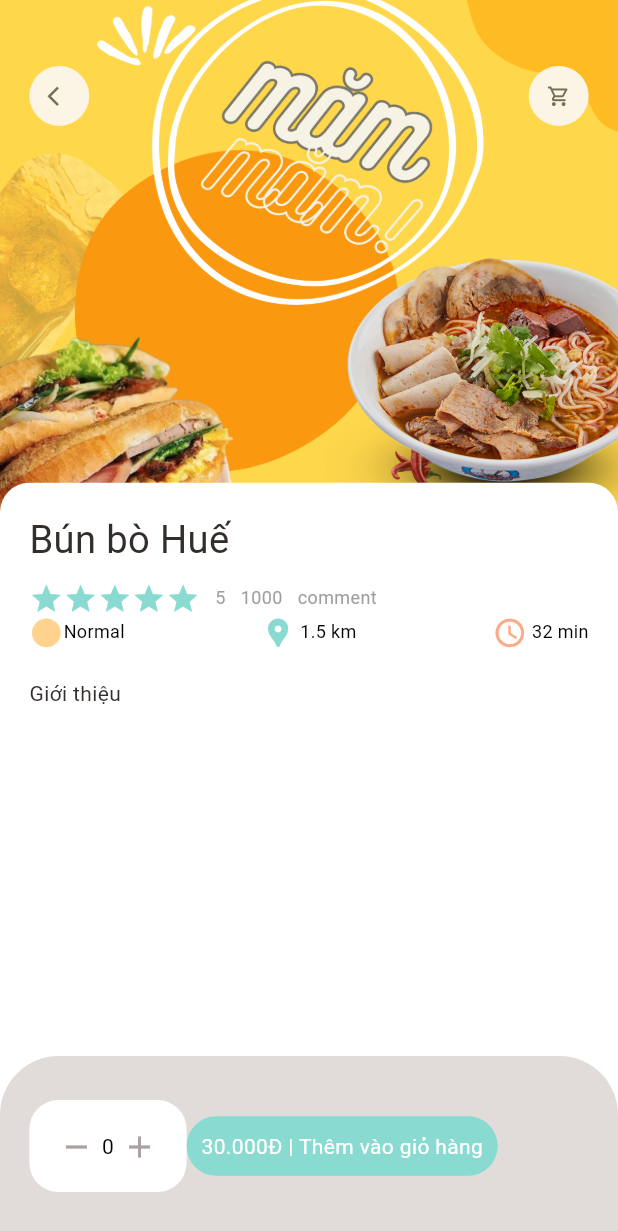
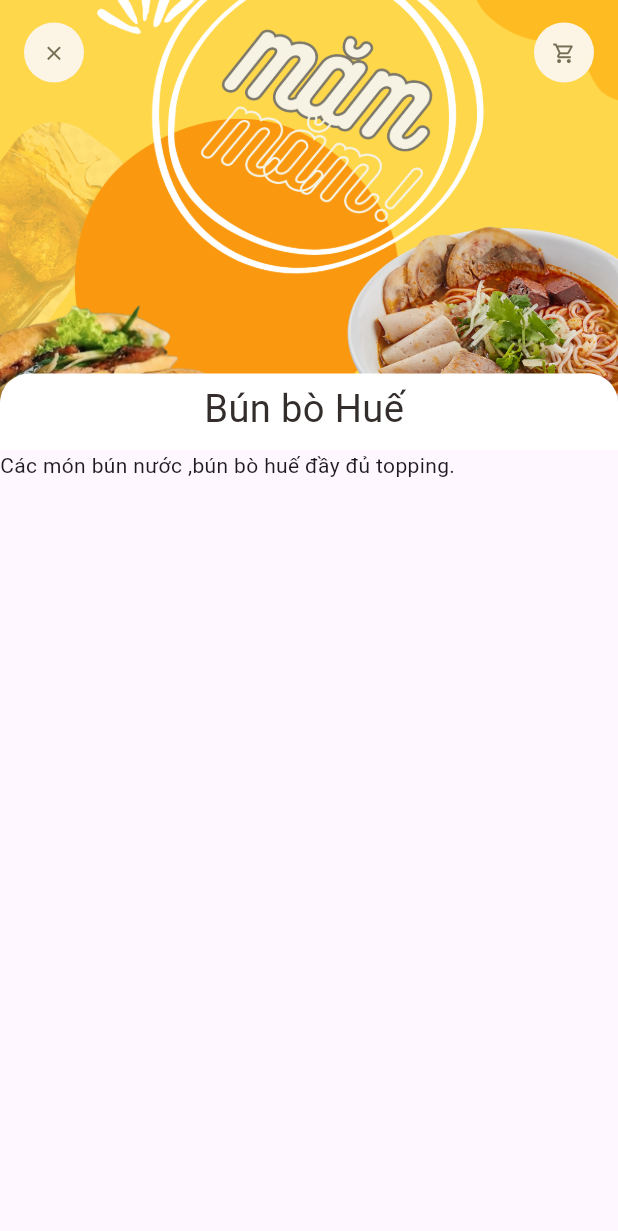
Before and after one commit to NamVan091023/E-commerce, a Flutter app: the screen it shows after launch, on a phone screen of 412 x 824 dp. Shown: the top 1231 px of the screen. Run offline on Flutter 3.47's test engine with Material 3 defaults, Android fonts, the phone set to English and light mode, and no system bars; our stand-ins replace dots_indicator, get.

Commit message:
upadate sr1

```diff
--- a/lib/Pages/Hompagefood/foodhomebody.dart
+++ b/lib/Pages/Hompagefood/foodhomebody.dart
@@ -136,7 +136,7 @@ class _FoodHomebodyState extends State<FoodHomebody> {
                             children: [
                               BigText(text: "Gà rán - Cổ Nhuế"),
                               SizedBox(height: Dimensions.height10),
-                              SmallText(text: "Với nhiều đồ ăn vặt hơn"),
+                              SmallText(text: " nhiều đồ ăn vặt hơn"),
                               SizedBox(height: Dimensions.height10),
                               Row(
                                 mainAxisAlignment:
--- a/lib/Pages/food/popurlar_food_detal.dart
+++ b/lib/Pages/food/popurlar_food_detal.dart
@@ -1,6 +1,9 @@
+
+
 import 'package:dalyveryfood/utils/dimension.dart';
 import 'package:dalyveryfood/widgets/app_column.dart';
 import 'package:dalyveryfood/widgets/app_icon.dart';
+import 'package:dalyveryfood/widgets/example_text_widget.dart';
 import 'package:flutter/cupertino.dart';
 import 'package:flutter/material.dart';
 
@@ -18,6 +21,7 @@ class PopularFooddetal extends StatelessWidget {
       backgroundColor: Colors.white,
       body: Stack(
         children: [
+          // background image
           Positioned(
             left: 0,
             right: 0,
@@ -30,6 +34,7 @@ class PopularFooddetal extends StatelessWidget {
                       image: AssetImage("assets/images/foodsrr.png"))),
             ),
           ),
+          //icon widget
           Positioned(
               top: Dimensions.height45,
               left: 0, // Ensure full screen width
@@ -43,6 +48,7 @@ class PopularFooddetal extends StatelessWidget {
                       AppIcon(icon: Icons.shopping_cart_outlined),
                     ],
                   ))),
+          //introduction of food
           Positioned(
               left: 0,
               right: 0,
@@ -65,14 +71,20 @@ class PopularFooddetal extends StatelessWidget {
                     SizedBox(
                       height: Dimensions.height20,
                     ),
-                    BigText(text: "Giới thiệu ")
+                    BigText(text: "Giới thiệu "),
+                    SizedBox(
+                      height: Dimensions.height20,
+                    ),
+                    Expanded(child: SingleChildScrollView(child: ExampleText(text: "Các món bún nước ,bún bò huế đầy đủ topping. "))),
                   ],
                 ),
               )),
+          // Example food
+
         ],
       ),
       bottomNavigationBar: Container(
-        height: 120,
+        height: Dimensions.bottomHeighbar,
         padding: EdgeInsets.only(
             top: Dimensions.height30,
             bottom: Dimensions.height30,
@@ -84,6 +96,7 @@ class PopularFooddetal extends StatelessWidget {
                 topLeft: Radius.circular(Dimensions.radius20 * 2),
                 topRight: Radius.circular(Dimensions.radius20 * 2))),
         child: Row(
+          mainAxisAlignment: MainAxisAlignment.spaceBetween,
           children: [
             Container(
               padding: EdgeInsets.only(
--- /dev/null
+++ b/lib/Pages/food/recommend_food_deltal.dart
@@ -0,0 +1,62 @@
+import 'package:dalyveryfood/utils/colors.dart';
+import 'package:dalyveryfood/utils/dimension.dart';
+import 'package:dalyveryfood/widgets/app_icon.dart';
+import 'package:dalyveryfood/widgets/big_text.dart';
+import 'package:flutter/cupertino.dart';
+import 'package:flutter/material.dart';
+
+class RecommendFoodDetail extends StatelessWidget {
+  const RecommendFoodDetail({super.key});
+
+  @override
+  Widget build(BuildContext context) {
+    return Scaffold(
+      body: CustomScrollView(
+        slivers: [
+          SliverAppBar(
+            toolbarHeight: 70,
+            title: Row(
+              mainAxisAlignment: MainAxisAlignment.spaceBetween,
+              children: [
+                AppIcon(icon: Icons.clear),
+                AppIcon(icon: Icons.shopping_cart_outlined)
+              ],
+            ),
+            bottom: PreferredSize(
+              preferredSize: Size.fromHeight(20),
+              child: Container(
+
+
+                child: Center(
+                    child:
+                        BigText(size: Dimensions.font26, text: "Bún bò Huế ")),
+                width: double.maxFinite,
+                padding: EdgeInsets.only(top: 5, bottom: 10),
+                decoration: BoxDecoration(
+                    color: Colors.white,
+                  borderRadius: BorderRadius.only(
+                    topLeft: Radius.circular(Dimensions.radius20),
+                    topRight: Radius.circular(Dimensions.radius20),
+                  )
+                ),
+              ),
+            ),
+            pinned: true,
+            backgroundColor: AppColors.yewllowColor,
+            expandedHeight: 300,
+            flexibleSpace: FlexibleSpaceBar(
+              background: Image.asset(
+                "assets/images/foodsrr.png",
+                width: double.maxFinite,
+                fit: BoxFit.cover,
+              ),
+            ),
+          ),
+          SliverToBoxAdapter(
+            child: Text("Các món bún nước ,bún bò huế đầy đủ topping."),
+          )
+        ],
+      ),
+    );
+  }
+}
--- a/lib/main.dart
+++ b/lib/main.dart
@@ -1,4 +1,5 @@
 
+import 'package:dalyveryfood/Pages/food/recommend_food_deltal.dart';
 import 'package:flutter/material.dart';
 
 import 'package:get/get.dart';
@@ -23,7 +24,7 @@ class MyApp extends StatelessWidget {
           colorScheme: ColorScheme.fromSeed(seedColor: Colors.deepPurple),
           useMaterial3: true,
         ),
-        home: PopularFooddetal()
+        home: RecommendFoodDetail(),
     );
   }
 }
--- a/lib/utils/dimension.dart
+++ b/lib/utils/dimension.dart
@@ -20,6 +20,7 @@ static double width20 = screenHeight/42.2;
 static double width30 = screenHeight/28.13;
 static double width45 = screenHeight/18.8;
 
+static double font16 = screenHeight/52.75;
 static double font20 = screenHeight/42.2;
 static double font26 = screenHeight/32.4;
 
@@ -40,6 +41,9 @@ static double ListViewTextContSize = screeWidth/3.9;
 //popular food
 static double popularFoodImgSize = screenHeight/2.41;
 
+//bottom
+static double bottomHeighbar = screenHeight/7.03;
+
 
 
 
--- a/lib/widgets/small_text.dart
+++ b/lib/widgets/small_text.dart
@@ -11,7 +11,7 @@ class SmallText extends StatelessWidget {
     this.color = const Color(0xFFccc7c5),  // Default color value
     required this.text,
     this.size = 12,  // Default size
-    this.height = 1, // Default height
+    this.height = 1.2, // Default height
   });
 
   @override
```
Also changed, not shown: lib/widgets/example_text_widget.dart (added, +62 -0 lines).
